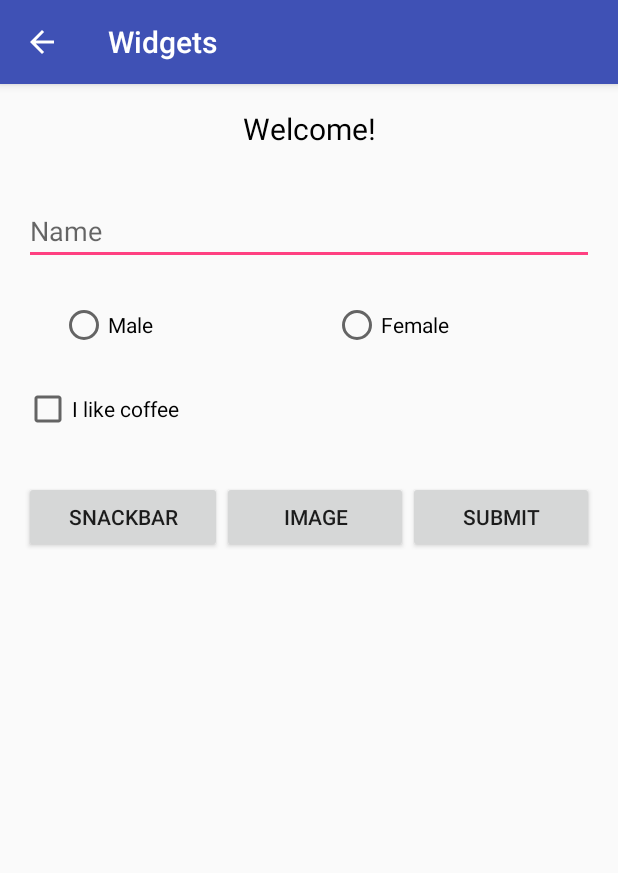
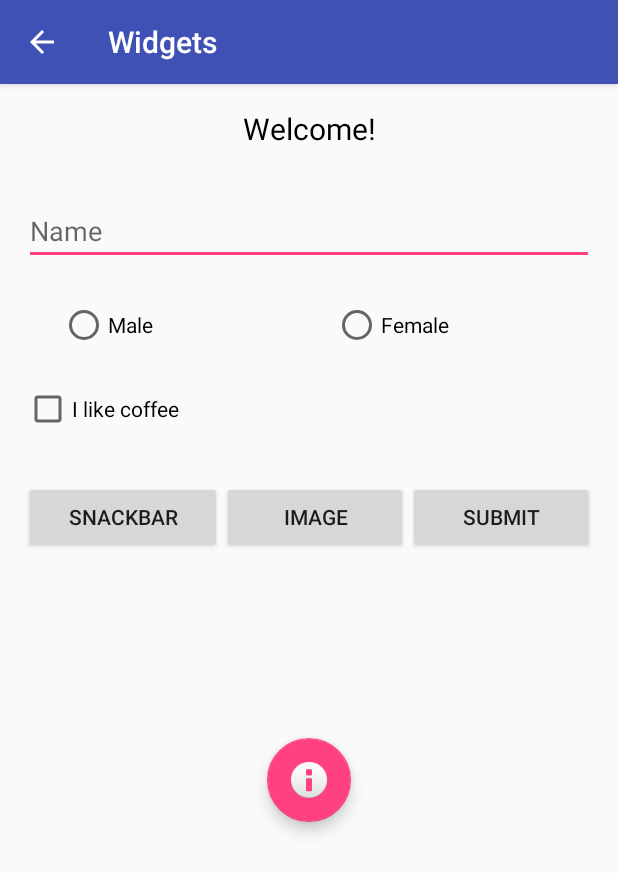
Before and after one commit to SnehPandya18/UltimateAndroid, an Android app: the WidgetsActivity screen opened directly, with no data from a screen before it, on a phone screen of 412 x 824 dp. Shown: the top 873 px of the screen. Run offline under Robolectric (Android 15) with nearby library versions, the phone set to English and light mode, and no system bars.

Commit message:
Add: FloatingActionButton

```diff
--- a/app/src/main/java/com/snehpandya/ultimateandroid/WidgetsActivity.java
+++ b/app/src/main/java/com/snehpandya/ultimateandroid/WidgetsActivity.java
@@ -2,6 +2,7 @@ package com.snehpandya.ultimateandroid;
 
 import android.content.Intent;
 import android.os.Bundle;
+import android.support.design.widget.FloatingActionButton;
 import android.support.design.widget.Snackbar;
 import android.support.v7.app.AppCompatActivity;
 import android.view.View;
@@ -41,6 +42,15 @@ public class WidgetsActivity extends AppCompatActivity {
             public void onClick(View v) {
                 Intent i = new Intent(WidgetsActivity.this, ImageActivity.class);
                 startActivity(i);
+            }
+        });
+
+        FloatingActionButton fab = (FloatingActionButton) findViewById(R.id.fab);
+        fab.setOnClickListener(new View.OnClickListener() {
+            @Override
+            public void onClick(View view) {
+                Snackbar.make(view, "This is FloatingActionButton", Snackbar.LENGTH_LONG)
+                        .setAction("Action", null).show();
             }
         });
     }
--- a/app/src/main/res/layout/activity_widgets.xml
+++ b/app/src/main/res/layout/activity_widgets.xml
@@ -1,8 +1,9 @@
 <?xml version="1.0" encoding="utf-8"?>
 <RelativeLayout
+    xmlns:android="http://schemas.android.com/apk/res/android"
+    xmlns:app="http://schemas.android.com/apk/res-auto"
+    xmlns:tools="http://schemas.android.com/tools"
     android:id="@+id/relative"
-    xmlns:android="http://schemas.android.com/apk/res/android"
-    xmlns:tools="http://schemas.android.com/tools"
     android:layout_width="match_parent"
     android:layout_height="match_parent"
     tools:context="com.snehpandya.ultimateandroid.WidgetsActivity">
@@ -43,11 +44,11 @@
     </RadioGroup>
 
     <CheckBox
-        android:layout_margin="16dp"
         android:id="@+id/coffeecheckbox"
         android:layout_width="wrap_content"
         android:layout_height="wrap_content"
         android:layout_below="@id/radio"
+        android:layout_margin="16dp"
         android:text="@string/coffee"/>
 
     <LinearLayout
@@ -89,4 +90,14 @@
         android:layout_margin="16dp"
         android:textColor="#000000"
         android:textSize="20sp"/>
+
+    <android.support.design.widget.FloatingActionButton
+        android:id="@+id/fab"
+        android:layout_width="wrap_content"
+        android:layout_height="wrap_content"
+        android:layout_below="@+id/showTextView"
+        android:layout_centerHorizontal="true"
+        android:layout_gravity="bottom|end"
+        android:layout_marginTop="48dp"
+        app:srcCompat="@android:drawable/ic_dialog_info"/>
 </RelativeLayout>
```
